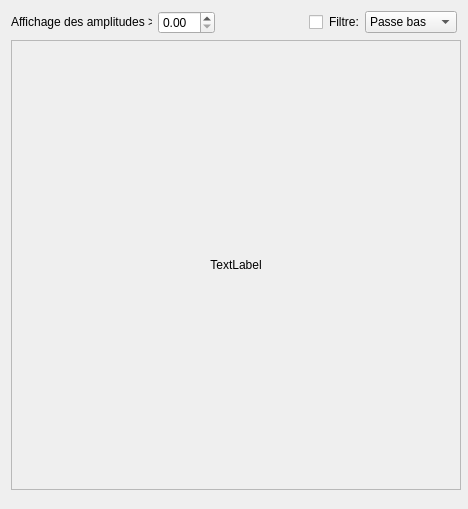
Qt form ImageFourierTransform/Fourier2DFilter.ui (joelrandria/maths_tp2_final) before a commit.
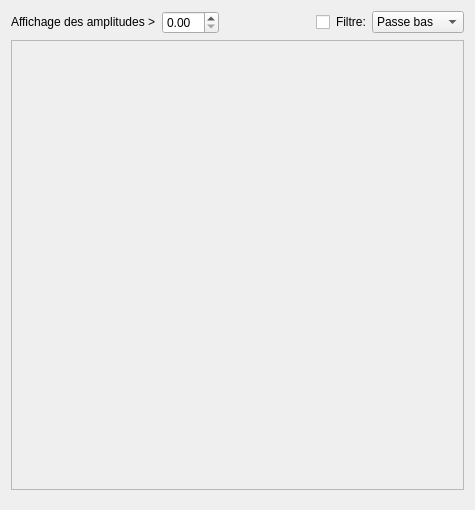
The same form after that commit.

Commit message: [Images]  * Un peu + de restruccturation dans les UIs

```diff
--- a/ImageFourierTransform/Fourier2DFilter.ui
+++ b/ImageFourierTransform/Fourier2DFilter.ui
@@ -6,8 +6,8 @@
    <rect>
     <x>0</x>
     <y>0</y>
-    <width>468</width>
-    <height>509</height>
+    <width>475</width>
+    <height>510</height>
    </rect>
   </property>
   <property name="sizePolicy">
@@ -18,14 +18,14 @@
   </property>
   <property name="minimumSize">
    <size>
-    <width>468</width>
-    <height>509</height>
+    <width>475</width>
+    <height>510</height>
    </size>
   </property>
   <property name="maximumSize">
    <size>
-    <width>468</width>
-    <height>509</height>
+    <width>475</width>
+    <height>510</height>
    </size>
   </property>
   <property name="windowTitle">
@@ -127,7 +127,7 @@
       <enum>QFrame::StyledPanel</enum>
      </property>
      <property name="text">
-      <string>TextLabel</string>
+      <string/>
      </property>
      <property name="scaledContents">
       <bool>true</bool>
```
Left out of the diff: 2 changed lines with no effect on the pictures. The commit also changes 3 other files.
